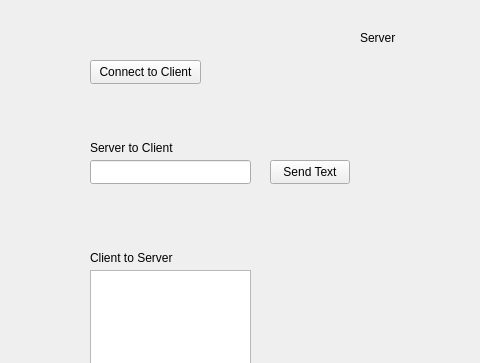
This is GUI/English/ClientServerBroadcast/Server/widget.ui in Yeah-Jack/cpp-projects as Qt 5 draws it before an edit; both pictures show x 0 to 480 and y 0 to 363 of the 800 by 600 pixel window. The edited form follows.
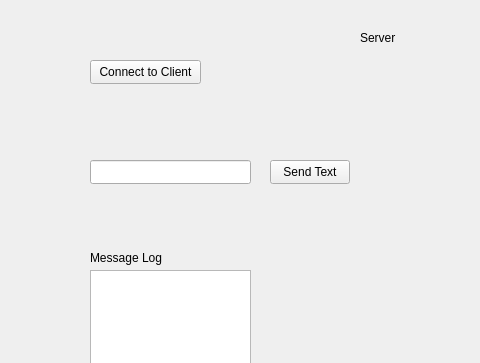
This is the edited form.

Commit message: Clients can receive Clients messages

The edit to the form file:
```diff
--- a/GUI/English/ClientServerBroadcast/Server/widget.ui
+++ b/GUI/English/ClientServerBroadcast/Server/widget.ui
@@ -52,19 +52,6 @@
     <string>Server</string>
    </property>
   </widget>
-  <widget class="QLabel" name="labelSendText">
-   <property name="geometry">
-    <rect>
-     <x>90</x>
-     <y>140</y>
-     <width>101</width>
-     <height>16</height>
-    </rect>
-   </property>
-   <property name="text">
-    <string>Server to Client</string>
-   </property>
-  </widget>
   <widget class="QLineEdit" name="edtSendText">
    <property name="geometry">
     <rect>
@@ -98,7 +85,7 @@
     </rect>
    </property>
    <property name="text">
-    <string>Client to Server</string>
+    <string>Message Log</string>
    </property>
   </widget>
  </widget>
```
The commit also changes 2 other files.
